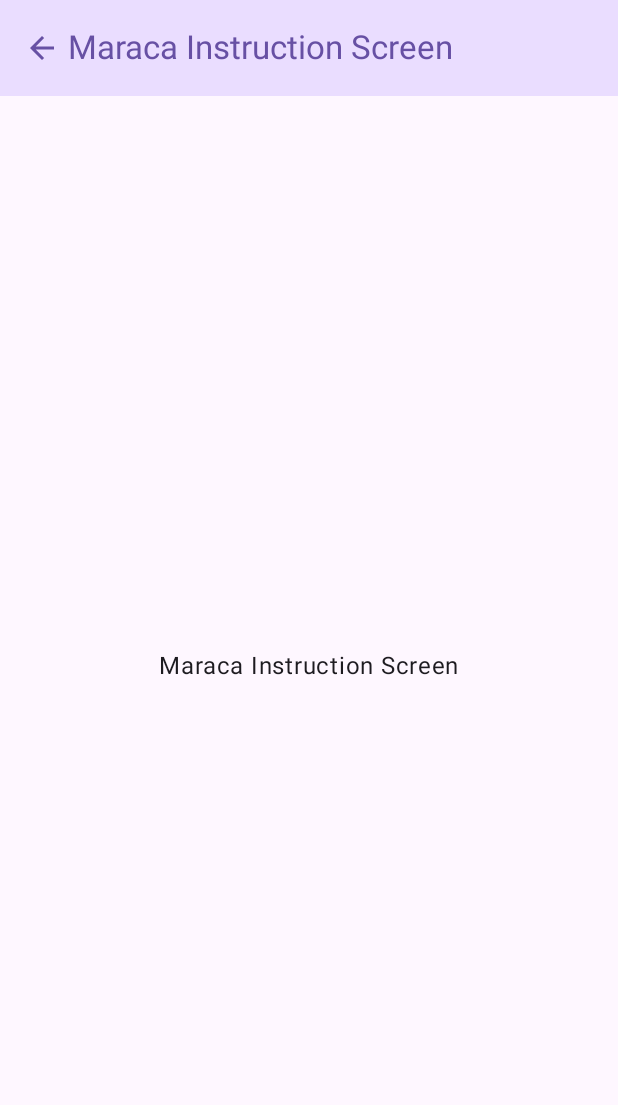
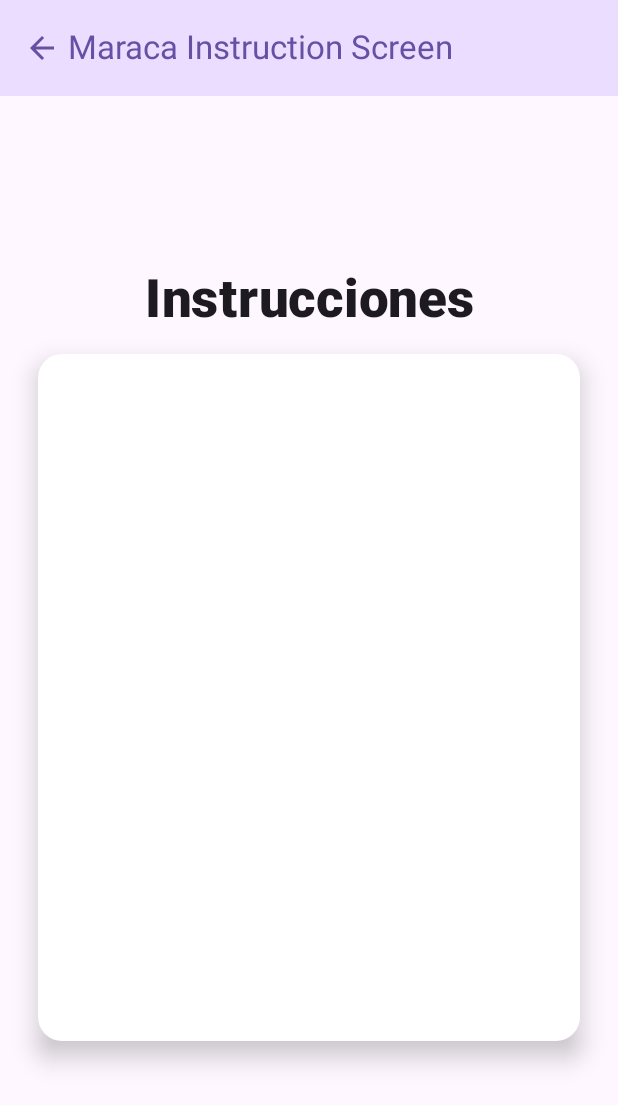
Before and after one commit to SnakyDH/ASAB-Music-Saver, an Android app built with Jetpack Compose: the MaracaInstructionScreen screen opened through its navigation route, on a phone screen of 412 x 824 dp. Shown: the top 1105 px of the screen. Run offline under Robolectric (Android 15) with nearby library versions, the phone set to English and light mode, and no system bars.

Commit message:
card and title added

```diff
--- a/app/src/main/java/com/snakydh/asab_music_saver/screens/MaracaInstructionScreen.kt
+++ b/app/src/main/java/com/snakydh/asab_music_saver/screens/MaracaInstructionScreen.kt
@@ -5,9 +5,14 @@ import androidx.compose.foundation.layout.Arrangement
 import androidx.compose.foundation.layout.Column
 import androidx.compose.foundation.layout.Row
 import androidx.compose.foundation.layout.fillMaxSize
+import androidx.compose.foundation.layout.fillMaxWidth
+import androidx.compose.foundation.layout.height
 import androidx.compose.foundation.layout.padding
+import androidx.compose.foundation.shape.RoundedCornerShape
 import androidx.compose.material.icons.Icons
 import androidx.compose.material.icons.filled.ArrowBack
+import androidx.compose.material3.Card
+import androidx.compose.material3.CardDefaults
 import androidx.compose.material3.ExperimentalMaterial3Api
 import androidx.compose.material3.Icon
 import androidx.compose.material3.MaterialTheme
@@ -18,6 +23,11 @@ import androidx.compose.material3.TopAppBarDefaults
 import androidx.compose.runtime.Composable
 import androidx.compose.ui.Alignment
 import androidx.compose.ui.Modifier
+import androidx.compose.ui.graphics.Color
+import androidx.compose.ui.text.font.FontWeight
+import androidx.compose.ui.text.style.TextAlign
+import androidx.compose.ui.unit.dp
+import androidx.compose.ui.unit.sp
 import androidx.navigation.NavController
 
 @OptIn(ExperimentalMaterial3Api::class)
@@ -53,7 +63,23 @@ fun MaracaInstructionScreen(navController: NavController) {
             horizontalAlignment = Alignment.CenterHorizontally,
             verticalArrangement = Arrangement.Center,
         ) {
-            Text(text = "Maraca Instruction Screen")
+            Text(
+                text = "Instrucciones",
+                fontSize = 35.sp,
+                textAlign = TextAlign.Center,
+                fontWeight = FontWeight.ExtraBold,
+                lineHeight = 40.sp
+            )
+            Card(
+                modifier = Modifier
+                    .fillMaxWidth()
+                    .height(490.dp)
+                    .padding(horizontal = 25.dp, vertical = 16.dp),
+                shape = RoundedCornerShape(16.dp),
+                colors = CardDefaults.cardColors(Color.White),
+                elevation = CardDefaults.cardElevation(10.dp)
+            ) {
+            }
 
         }
     }
```
